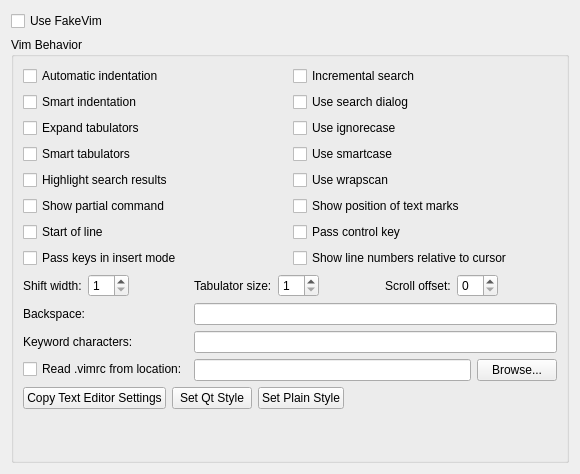
Above: src/plugins/fakevim/fakevimoptions.ui from qt-creator/qt-creator before the change. Below: the same form after it.
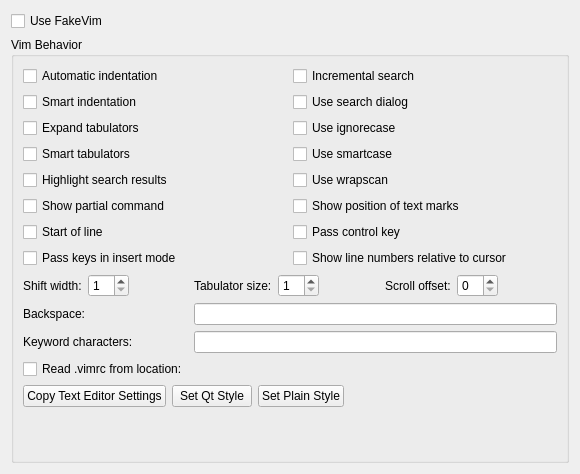
That is the form after the change. Custom widgets are drawn as their Qt base class.

Commit message: Use PathChooser on FakeVimOptionPage

Patch:
```diff
--- a/src/plugins/fakevim/fakevimoptions.ui
+++ b/src/plugins/fakevim/fakevimoptions.ui
@@ -287,25 +287,7 @@
          </widget>
         </item>
         <item row="2" column="1">
-         <layout class="QHBoxLayout" name="horizontalLayout_2">
-          <item>
-           <widget class="QLineEdit" name="lineEditVimRcPath">
-            <property name="toolTip">
-             <string>Keep empty to use the default path, i.e. %USERPROFILE%\_vimrc on Windows, ~/.vimrc otherwise.</string>
-            </property>
-            <property name="placeholderText">
-             <string/>
-            </property>
-           </widget>
-          </item>
-          <item>
-           <widget class="QPushButton" name="pushButtonVimRcPath">
-            <property name="text">
-             <string>Browse...</string>
-            </property>
-           </widget>
-          </item>
-         </layout>
+         <widget class="Utils::PathChooser" name="pathChooserVimRcPath" native="true"/>
         </item>
        </layout>
       </item>
@@ -365,6 +347,14 @@
    </item>
   </layout>
  </widget>
+ <customwidgets>
+  <customwidget>
+   <class>Utils::PathChooser</class>
+   <extends>QWidget</extends>
+   <header location="global">utils/pathchooser.h</header>
+   <container>1</container>
+  </customwidget>
+ </customwidgets>
  <tabstops>
   <tabstop>checkBoxUseFakeVim</tabstop>
   <tabstop>checkBoxAutoIndent</tabstop>
```
Left out of the diff: 3 changed lines with no effect on the pictures. The commit also changes 1 other file.
